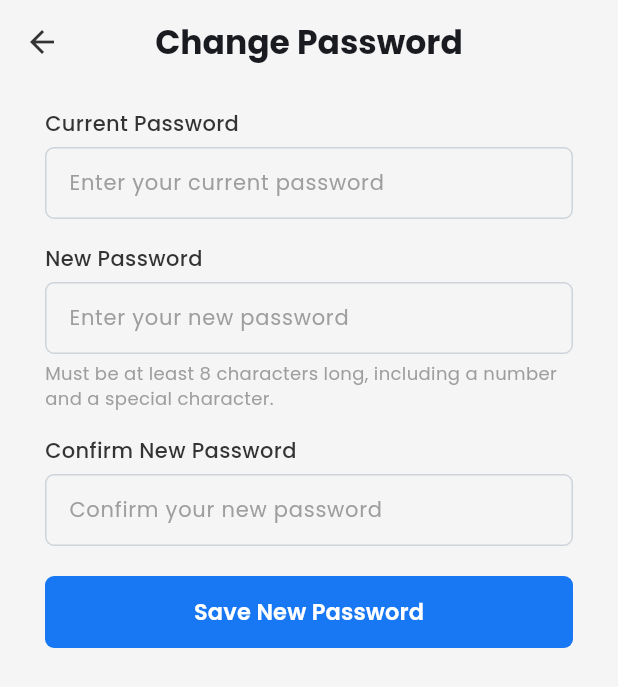
After one commit to HabeebEttu/laptop_harbour, a Flutter app: the ChangePasswordPage screen opened by its route, on a phone screen of 412 x 824 dp. The commit adds this screen. Shown: the top 687 px of the screen. Run offline on Flutter 3.47's test engine with Material 3 defaults, Android fonts, the phone set to English and light mode, and no system bars; our stand-ins replace cloud_firestore, firebase_auth, firebase_core, flutter_dotenv, font_awesome_flutter, google_fonts and 3 more; accounts and stored records are empty.

Commit message:
feat: Add change password functionality; implement ChangePasswordPage and ChangePasswordForm components

```diff
--- /dev/null
+++ b/lib/components/change_password_form.dart
@@ -0,0 +1,150 @@
+import 'package:flutter/material.dart';
+
+class ChangePasswordForm extends StatefulWidget {
+  const ChangePasswordForm({super.key});
+
+  @override
+  State<ChangePasswordForm> createState() => _ChangePasswordFormState();
+}
+
+class _ChangePasswordFormState extends State<ChangePasswordForm> {
+  final _formKey = GlobalKey<FormState>();
+
+  final TextEditingController _currentPasswordController =
+      TextEditingController();
+  final TextEditingController _newPasswordController = TextEditingController();
+  final TextEditingController _confirmPasswordController =
+      TextEditingController();
+
+  @override
+  Widget build(BuildContext context) {
+    return Center(
+      child: ConstrainedBox(
+        constraints: const BoxConstraints(maxWidth: 400),
+        child: Padding(
+          padding: const EdgeInsets.symmetric(horizontal: 24, vertical: 16),
+          child: Form(
+            key: _formKey,
+            child: Column(
+              crossAxisAlignment: CrossAxisAlignment.start,
+              mainAxisSize: MainAxisSize.min,
+              children: [
+                // Current Password
+                const Text(
+                  "Current Password",
+                  style: TextStyle(fontSize: 14, fontWeight: FontWeight.w500),
+                ),
+                const SizedBox(height: 6),
+                _buildTextField(
+                  controller: _currentPasswordController,
+                  hint: "Enter your current password",
+                  obscure: true,
+                ),
+                const SizedBox(height: 16),
+
+                // New Password
+                const Text(
+                  "New Password",
+                  style: TextStyle(fontSize: 14, fontWeight: FontWeight.w500),
+                ),
+                const SizedBox(height: 6),
+                _buildTextField(
+                  controller: _newPasswordController,
+                  hint: "Enter your new password",
+                  obscure: true,
+                ),
+                const SizedBox(height: 4),
+                const Text(
+                  "Must be at least 8 characters long, including a number and a special character.",
+                  style: TextStyle(
+                    fontSize: 12,
+                    color: Colors.grey,
+                    height: 1.4,
+                  ),
+                ),
+                const SizedBox(height: 16),
+
+                // Confirm Password
+                const Text(
+                  "Confirm New Password",
+                  style: TextStyle(fontSize: 14, fontWeight: FontWeight.w500),
+                ),
+                const SizedBox(height: 6),
+                _buildTextField(
+                  controller: _confirmPasswordController,
+                  hint: "Confirm your new password",
+                  obscure: true,
+                ),
+                const SizedBox(height: 20),
+
+                // Save Button
+                SizedBox(
+                  width: double.infinity,
+                  height: 48,
+                  child: ElevatedButton(
+                    style: ElevatedButton.styleFrom(
+                      backgroundColor: const Color(0xFF1877F2), // Blue
+                      shape: RoundedRectangleBorder(
+                        borderRadius: BorderRadius.circular(6),
+                      ),
+                      elevation: 0,
+                    ),
+                    onPressed: () {
+                      if (_formKey.currentState!.validate()) {
+                        ScaffoldMessenger.of(context).showSnackBar(
+                          const SnackBar(
+                            content: Text("Password updated successfully!"),
+                          ),
+                        );
+                      }
+                    },
+                    child: const Text(
+                      "Save New Password",
+                      style: TextStyle(
+                        fontSize: 15,
+                        fontWeight: FontWeight.w600,
+                        color: Colors.white,
+                      ),
+                    ),
+                  ),
+                ),
+              ],
+            ),
+          ),
+        ),
+      ),
+    );
+  }
+
+  Widget _buildTextField({
+    required TextEditingController controller,
+    required String hint,
+    bool obscure = false,
+  }) {
+    return TextFormField(
+      controller: controller,
+      obscureText: obscure,
+      style: const TextStyle(fontSize: 14),
+      decoration: InputDecoration(
+        hintText: hint,
+        hintStyle: const TextStyle(fontSize: 14, color: Colors.grey),
+        contentPadding: const EdgeInsets.symmetric(
+          vertical: 12,
+          horizontal: 12,
+        ),
+        border: OutlineInputBorder(
+          borderRadius: BorderRadius.circular(6),
+          borderSide: const BorderSide(color: Color(0xFFCED4DA)),
+        ),
+        enabledBorder: OutlineInputBorder(
+          borderRadius: BorderRadius.circular(6),
+          borderSide: const BorderSide(color: Color(0xFFCED4DA)),
+        ),
+        focusedBorder: OutlineInputBorder(
+          borderRadius: BorderRadius.circular(6),
+          borderSide: const BorderSide(color: Color(0xFF1877F2), width: 1.5),
+        ),
+      ),
+    );
+  }
+}
--- a/lib/main.dart
+++ b/lib/main.dart
@@ -5,6 +5,7 @@ import 'package:laptop_harbour/firebase_options.dart';
 import 'package:laptop_harbour/pages/add_category_page.dart';
 import 'package:laptop_harbour/pages/add_laptop_page.dart';
 import 'package:laptop_harbour/pages/cart_page.dart';
+import 'package:laptop_harbour/pages/change_password_page.dart';
 import 'package:laptop_harbour/pages/home_page.dart';
 import 'package:laptop_harbour/pages/login_page.dart';
 import 'package:laptop_harbour/pages/orders_page.dart';
@@ -84,7 +85,8 @@ class MyApp extends StatelessWidget {
           '/add_category': (context) => const AddCategoryPage(),
           '/signin': (context) => const LoginPage(),
           '/signup': (context) => const SignupPage(),
-          '/profile':(context)=>ProfilePage()
+          '/profile':(context)=>ProfilePage(),
+          '/change_password':(context)=>ChangePasswordPage()
 
         },
         theme: ThemeData(
--- /dev/null
+++ b/lib/pages/change_password_page.dart
@@ -0,0 +1,23 @@
+import 'package:flutter/material.dart';
+import 'package:laptop_harbour/components/change_password_form.dart';
+class ChangePasswordPage extends StatelessWidget {
+  const ChangePasswordPage({super.key});
+
+  @override
+  Widget build(BuildContext context) {
+    return Scaffold(
+      appBar: AppBar(
+        title: Text('Change Password',style: TextStyle(fontWeight: FontWeight.bold,),),
+        centerTitle: true,
+        automaticallyImplyLeading: true,
+      ),
+      body: SafeArea(
+        child: SingleChildScrollView(
+          child: Center(
+            child: ChangePasswordForm(),
+          ),
+        ),
+      ),
+    );
+  }
+}
--- a/lib/pages/profile_page.dart
+++ b/lib/pages/profile_page.dart
@@ -27,7 +27,9 @@ class _ProfilePageState extends State<ProfilePage> {
       try {
         await userProvider.updateProfilePicture(bytes);
         scaffoldMessenger.showSnackBar(
-          const SnackBar(content: Text('Profile picture updated successfully!')),
+          const SnackBar(
+            content: Text('Profile picture updated successfully!'),
+          ),
         );
       } catch (e) {
         scaffoldMessenger.showSnackBar(
@@ -46,7 +48,11 @@ class _ProfilePageState extends State<ProfilePage> {
         'title': 'Wishlist Access',
         'url': '',
       },
-      {'icon': Icons.lock_outline, 'title': 'Change Password', 'url': ''},
+      {
+        'icon': Icons.lock_outline,
+        'title': 'Change Password',
+        'url': '/change_password',
+      },
     ];
     return Scaffold(
       appBar: AppBar(
@@ -68,10 +74,7 @@ class _ProfilePageState extends State<ProfilePage> {
                 children: [
                   Container(
                     decoration: BoxDecoration(
-                      border: Border.all(
-                        color: Colors.grey[500]!,
-                        width: 0.75,
-                      ),
+                      border: Border.all(color: Colors.grey[500]!, width: 0.75),
                       borderRadius: BorderRadius.circular(15),
                     ),
                     width: double.infinity,
@@ -89,14 +92,14 @@ class _ProfilePageState extends State<ProfilePage> {
                                 children: [
                                   CircleAvatar(
                                     radius: 50,
-                                    backgroundImage: (userProfile
-                                                ?.profilePic?.isNotEmpty ??
+                                    backgroundImage:
+                                        (userProfile?.profilePic?.isNotEmpty ??
                                             false)
                                         ? NetworkImage(userProfile!.profilePic!)
                                         : null,
                                     backgroundColor: Colors.grey[500],
-                                    child: !(userProfile
-                                                ?.profilePic?.isNotEmpty ??
+                                    child:
+                                        !(userProfile?.profilePic?.isNotEmpty ??
                                             false)
                                         ? const Icon(
                                             Icons.person,
@@ -170,10 +173,7 @@ class _ProfilePageState extends State<ProfilePage> {
                   const SizedBox(height: 20),
                   Container(
                     decoration: BoxDecoration(
-                      border: Border.all(
-                        color: Colors.grey[500]!,
-                        width: 0.75,
-                      ),
+                      border: Border.all(color: Colors.grey[500]!, width: 0.75),
                       borderRadius: BorderRadius.circular(15),
                     ),
                     width: double.infinity,
@@ -192,12 +192,17 @@ class _ProfilePageState extends State<ProfilePage> {
                                   leading: Icon(button['icon']),
                                   title: Text(button['title']),
                                   trailing: const Icon(Icons.navigate_next),
+                                  onTap: () {
+                                    if (button['url'] != ('')) {
+                                      Navigator.of(context).pushNamed(button['url']);
+                                    }
+                                  },
                                 ),
                                 if (index < 2)
                                   Divider(
                                     height: 0.75,
                                     color: Colors.grey[500],
-                                  )
+                                  ),
                               ],
                             );
                           }),
@@ -205,22 +210,18 @@ class _ProfilePageState extends State<ProfilePage> {
                       ],
                     ),
                   ),
-                  const SizedBox(
-                    height: 10,
-                  ),
+                  const SizedBox(height: 10),
                   InkWell(
                     child: Container(
                       padding: const EdgeInsets.symmetric(vertical: 10),
                       decoration: BoxDecoration(
-                          color: Colors.blueAccent,
-                          borderRadius: BorderRadius.circular(8)),
+                        color: Colors.blueAccent,
+                        borderRadius: BorderRadius.circular(8),
+                      ),
                       child: const Row(
                         mainAxisAlignment: MainAxisAlignment.center,
                         children: [
-                          Icon(
-                            Icons.logout,
-                            color: Colors.white70,
-                          ),
+                          Icon(Icons.logout, color: Colors.white70),
                           SizedBox(width: 10),
                           Text(
                             'Logout',
@@ -229,7 +230,7 @@ class _ProfilePageState extends State<ProfilePage> {
                         ],
                       ),
                     ),
-                  )
+                  ),
                 ],
               ),
             ),
```
